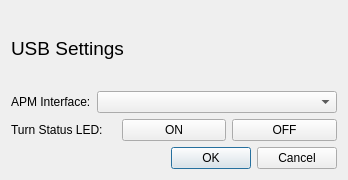
Above: usbsettings.ui from CHRISIzzDA/APM_Qt_UI_v1 before the change. Below: the same form after it.
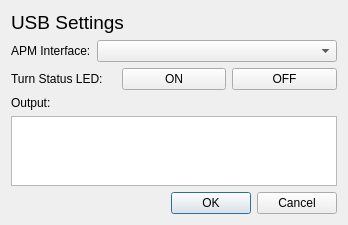
That is the form after the change.

The edit to the form file:
```diff
--- a/usbsettings.ui
+++ b/usbsettings.ui
@@ -92,6 +92,16 @@
      </item>
     </layout>
    </item>
+   <item>
+    <widget class="QLabel" name="label_4">
+     <property name="text">
+      <string>Output:</string>
+     </property>
+    </widget>
+   </item>
+   <item>
+    <widget class="QPlainTextEdit" name="pte_usbdata"/>
+   </item>
    <item>
     <widget class="QDialogButtonBox" name="buttonBox">
      <property name="orientation">
```
